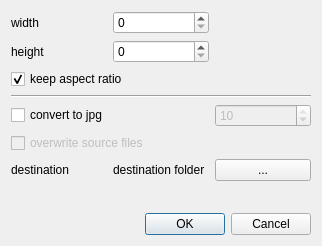
This is src/ui/dialog.ui in localghost/imgconv as Qt 5 draws it before an edit. The edited form follows.
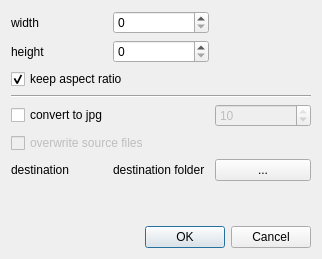
This is the edited form.

Diff of the .ui file:
```diff
--- a/src/ui/dialog.ui
+++ b/src/ui/dialog.ui
@@ -7,7 +7,7 @@
     <x>0</x>
     <y>0</y>
     <width>322</width>
-    <height>246</height>
+    <height>259</height>
    </rect>
   </property>
   <property name="windowTitle">
```
